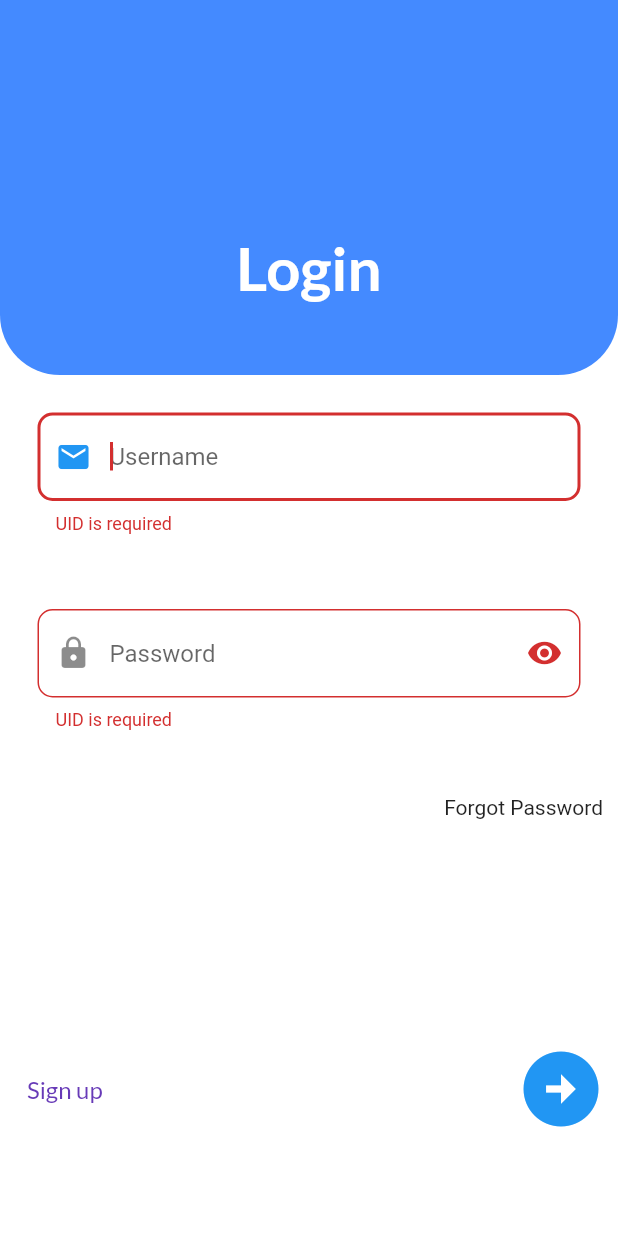
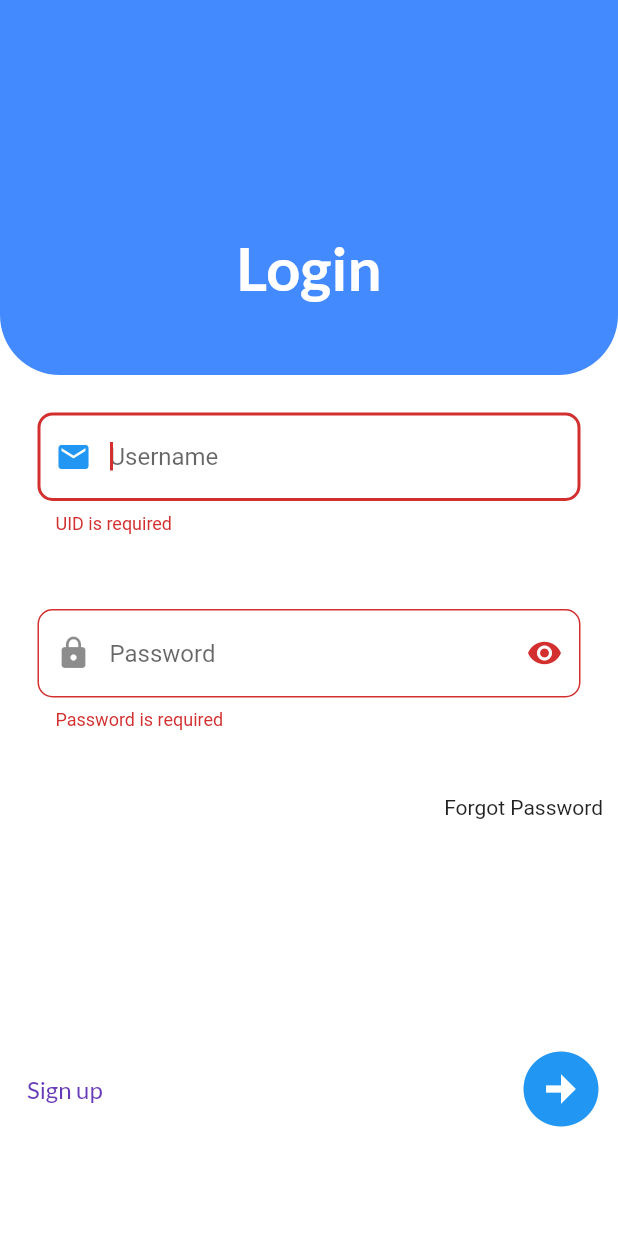
Before and after one commit to Sohan-dev/olz, a Flutter app: the screen it shows after launch, after a tap on the "arrow circle right" icon, on a phone screen of 412 x 824 dp. Run offline on Flutter 3.47's test engine with Material 2 defaults, Android fonts, the phone set to English and light mode, and no system bars; our stand-ins replace get, get_storage, google_fonts, shared_preferences; missing offline and left inert: onboarding; network calls fail; statements that could not run were skipped.

Commit message:
minor change code clean

```diff
--- a/lib/authManager/authentication_manager.dart
+++ b/lib/authManager/authentication_manager.dart
@@ -11,6 +11,7 @@ class AuthecticationManager extends GetxController with CacheManager {
   }
 
   void login(String token) async {
+    print(token);
     isLoggedIn.value = true;
     await saveToken(token);
   }
--- a/lib/authManager/cache_manager.dart
+++ b/lib/authManager/cache_manager.dart
@@ -1,4 +1,7 @@
+import 'package:get/get.dart';
+import 'package:get/get_core/src/get_main.dart';
 import 'package:get_storage/get_storage.dart';
+import 'package:olz/screens/Login.dart';
 
 mixin CacheManager {
   Future<bool?> saveToken(String token) async {
@@ -16,6 +19,9 @@ String? getToken() {
 Future<void> removeToken() async {
   final box = GetStorage();
   await box.remove(CacheManagerKey.TOKEN.toString());
+  Get.off(const Login());
 }
 
 enum CacheManagerKey { TOKEN }
+
+//UIG962450
--- a/lib/screens/Home.dart
+++ b/lib/screens/Home.dart
@@ -34,7 +34,7 @@ class _HomeState extends State<Home> {
         actions: [
           IconButton(
             icon: const Icon(
-              Icons.settings,
+              Icons.power_off,
               color: Colors.white,
             ),
             onPressed: () {
--- a/lib/screens/Login.dart
+++ b/lib/screens/Login.dart
@@ -28,14 +28,6 @@ class _LoginState extends State<Login> {
   checkLogin(BuildContext context) async {
     print(_formKey.currentState!.validate());
     if (_formKey.currentState!.validate()) {
-      // setState(() {
-      //   // changeButton = true;
-      // });
-      // await Future.delayed(const Duration(seconds: 1));
-      // await Navigator.pushNamed(context, MyRoutes.homeRoute);
-      // setState(() {
-      //   changeButton = false;
-      // });
       loginController.login();
     }
   }
@@ -69,7 +61,6 @@ class _LoginState extends State<Login> {
                       style: TextStyle(
                           fontFamily: GoogleFonts.lato().fontFamily,
                           fontSize: 20,
-                          // color: Color(0xFF16C3C9),
                           color: Colors.white,
                           fontWeight: FontWeight.bold),
                     ),
@@ -84,18 +75,16 @@ class _LoginState extends State<Login> {
                   placeholder: 'Username',
                   textEditingController: loginController.emailController,
                   prefixIcon: const Icon(Icons.email),
-                  validator: (value) {
-                    // loginController.validateEmail(value);
-                    if (value!.isEmpty) {
-                      return 'UID is required';
-                    } else {
-                      return null;
-                    }
-                  },
+                  hitnText: 'UID is required',
+                  // validator: (value) {
+                  //   // loginController.validateEmail(value);
+                  //   if (value!.isEmpty) {
+                  //     return 'UID is required';
+                  //   } else {
+                  //     return null;
+                  //   }
+                  // },
                   onChanged: (data) {
-                    // print(StackTrace.current.toString());
-                    // debugPrintStack(label: 'Login Data', maxFrames: 2);
-                    // print(data);
                     username = data;
                     setState(() {});
                   },
@@ -111,14 +100,15 @@ class _LoginState extends State<Login> {
                   obsecureText: true,
                   showPasswordEye: true,
                   prefixIcon: const Icon(Icons.lock),
-                  validator: (value) {
-                    // loginController.validatePassword(value);
-                    if (value!.isEmpty) {
-                      return 'Password is required';
-                    } else {
-                      return null;
-                    }
-                  },
+                  hitnText: 'Password is required',
+                  // validator: (value) {
+                  //   // loginController.validatePassword(value);
+                  //   if (value!.isEmpty) {
+                  //     return 'Password is required';
+                  //   } else {
+                  //     return null;
+                  //   }
+                  // },
                   onChanged: (data) {
                     print(data);
                     password = data;
--- a/lib/screens/Splash.dart
+++ b/lib/screens/Splash.dart
@@ -4,6 +4,8 @@ import 'package:flutter/material.dart';
 import 'package:get/get.dart';
 import 'package:olz/authManager/auth_verify.dart';
 import 'package:olz/authManager/authentication_manager.dart';
+import 'package:olz/screens/Home.dart';
+import 'package:olz/screens/Login.dart';
 
 class Splash extends StatelessWidget {
   Splash({super.key});
@@ -25,10 +27,15 @@ class Splash extends StatelessWidget {
         if (snapshot.connectionState == ConnectionState.waiting) {
           return waitingView();
         } else {
-          if (snapshot.hasError)
+          if (snapshot.hasError) {
             return errorView(snapshot);
-          else
-            return const OnBoard();
+          } else {
+            return Obx(() {
+              return _authManager.isLoggedIn.value
+                  ? const Home()
+                  : const Login();
+            });
+          }
         }
       },
     );
--- a/lib/utils/apiTemplate.dart
+++ b/lib/utils/apiTemplate.dart
@@ -1,5 +1,5 @@
 class ApiEndpoints {
-  static final String base_url = 'https://uigdevelopment.sdinfoweb.com/api/';
+  static const String base_url = 'https://client.uig.llc/api/';
   static _AuthEndpoints authEndpoints = _AuthEndpoints();
 }
 
--- a/lib/widget/TextWidget.dart
+++ b/lib/widget/TextWidget.dart
@@ -1,6 +1,4 @@
 import 'package:flutter/src/widgets/container.dart';
-import 'package:flutter/src/widgets/framework.dart';
-import 'package:flutter/cupertino.dart';
 import 'package:flutter/material.dart';
 
 class TextWidget extends StatelessWidget {
@@ -9,14 +7,14 @@ class TextWidget extends StatelessWidget {
   final MaterialColor color, borderColor;
   final String placeholder;
   final String? label;
+  final String? hitnText;
   final double radius;
   final bool obsecureText;
   final bool showPasswordEye;
   final Function onSaved;
-  final Function validator;
+  final void validator;
   final Function onChanged;
   Icon? prefixIcon;
-  // bool _validate ;
 
   TextWidget(
       {Key? key,
@@ -27,12 +25,13 @@ class TextWidget extends StatelessWidget {
       this.obsecureText = false,
       this.showPasswordEye = false,
       this.prefixIcon,
+      this.hitnText,
       required this.color,
       required this.borderColor,
       required this.placeholder,
       required this.textEditingController,
       required this.onSaved,
-      required this.validator,
+      this.validator,
       required this.onChanged,
       this.label});
 
@@ -48,25 +47,18 @@ class TextWidget extends StatelessWidget {
         onSaved: (data) => {onSaved(data)},
         validator: (value) {
           if (value!.isEmpty) {
-            return 'UID is required';
+            return hitnText;
           }
           return null;
-
-          // return validator(value);
         },
         decoration: InputDecoration(
           border: OutlineInputBorder(
             borderRadius: BorderRadius.circular(10),
           ),
-          // labelText: label,
-          // errorText:  ,
-
           hintText: placeholder,
           prefixIcon: prefixIcon ?? null,
-
           suffixIcon:
               showPasswordEye == true ? const Icon(Icons.remove_red_eye) : null,
-          // border: InputBorder.none
         ),
       ),
     );
```
Also changed, not shown: lib/controller/Login/loginController.dart (+36 -40 lines), pubspec.lock, 3 other files.
